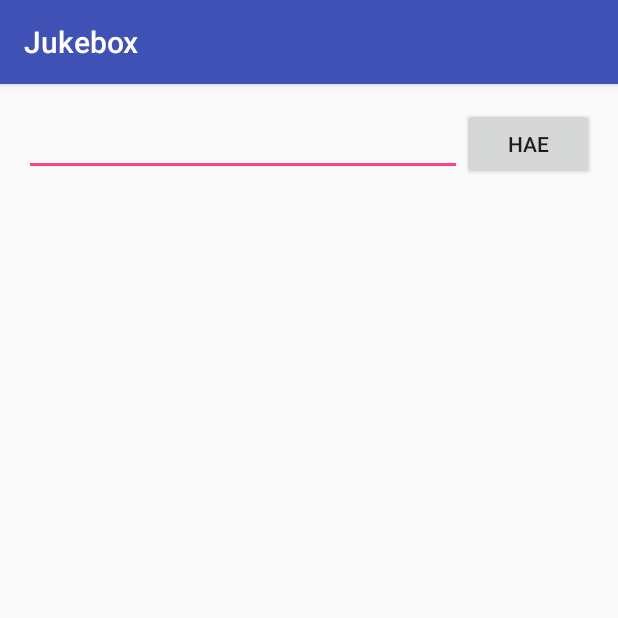
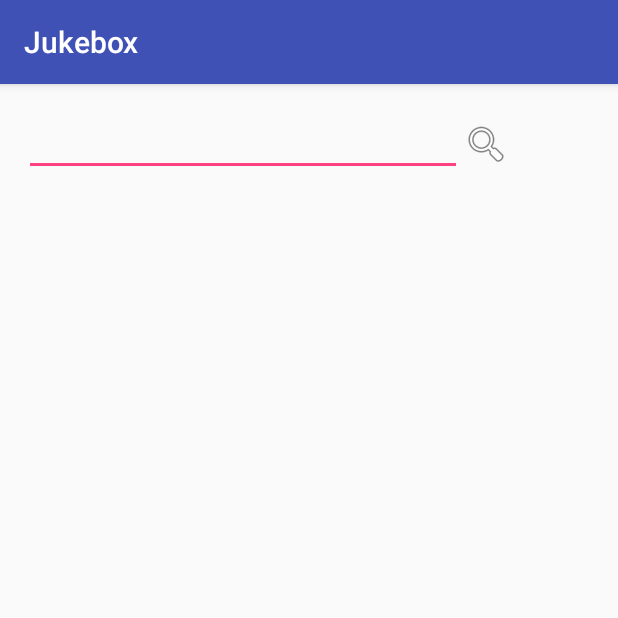
Before and after one commit to Petrii/jukebox, an Android app: the screen it shows after launch (SearchActivity), on a phone screen of 412 x 824 dp, the top half of it. Run offline under Robolectric (Android 15) with nearby library versions, the phone set to English and light mode, and no system bars; libraries missing offline, so code that uses them is left out: com.spotify.sdk, kaaes.spotify.webapi, retrofit.client; 3 statements that could not run were skipped.

Commit message:
Added search icon

```diff
--- a/app/src/main/res/layout/activity_search.xml
+++ b/app/src/main/res/layout/activity_search.xml
@@ -21,10 +21,11 @@
     <Button
         android:layout_width="wrap_content"
         android:layout_height="wrap_content"
-        android:text="Hae"
         android:id="@+id/searchSubmit"
         android:layout_alignParentTop="true"
-        android:layout_alignParentEnd="true" />
+        android:layout_alignParentEnd="true"
+        android:drawableLeft="@android:drawable/ic_menu_search"
+        android:background="@null"/>
 
     <ListView
         android:layout_width="wrap_content"
```
